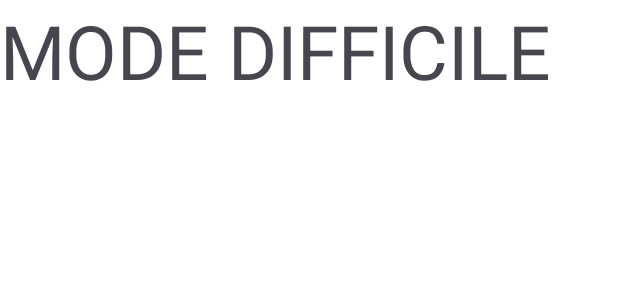
After one commit to ta2ine/Simon, an Android app: the layout fragment_hard_mode.xml on its own in the app's theme, with its tools: preview values and no code run, on a phone screen of 412 x 824 dp. The commit adds this screen. Shown: the top 300 px of the screen. Run offline under Robolectric (Android 15) with nearby library versions, the phone set to English and light mode, and no system bars.

Commit message:
3 page crée

```diff
--- a/app/src/main/java/com/example/simon/fragments/HomeFragment.kt
+++ b/app/src/main/java/com/example/simon/fragments/HomeFragment.kt
@@ -13,7 +13,7 @@ import com.example.simon.databinding.FragmentHomeBinding
 class HomeFragment : Fragment() {
 
     private lateinit var binding: FragmentHomeBinding // Data binding
-//test
+
     override fun onCreateView(
         inflater: LayoutInflater,
         container: ViewGroup?,
@@ -40,7 +40,7 @@ class HomeFragment : Fragment() {
 
         button.setOnClickListener {
             // Au clic, appeler le navController et déclencher l'action
-            findNavController().navigate(R.id.action_homeFragment2_to_easyMode)
+            findNavController().navigate(R.id.action_homeFragment2_to_hardModeFragment)
         }
     }
 }
--- /dev/null
+++ b/app/src/main/res/layout/fragment_hard_mode.xml
@@ -0,0 +1,17 @@
+<?xml version="1.0" encoding="utf-8"?>
+<layout>
+<FrameLayout xmlns:android="http://schemas.android.com/apk/res/android"
+    xmlns:tools="http://schemas.android.com/tools"
+    android:layout_width="match_parent"
+    android:layout_height="match_parent"
+    tools:context=".fragments.HardModeFragment">
+
+    <!-- TODO: Update blank fragment layout -->
+    <TextView
+        android:layout_width="match_parent"
+        android:layout_height="match_parent"
+        android:text="MODE DIFFICILE"
+        android:textSize="50sp" />
+
+</FrameLayout>
+</layout>
```
Also changed, not shown: app/src/main/java/com/example/simon/fragments/HardModeFragment.kt (added, +27 -0 lines), app/src/main/java/com/example/simon/fragments/MediumModeFragment.kt (added, +27 -0 lines), app/src/main/res/layout/fragment_medium_mode.xml (added, +17 -0 lines), app/src/main/res/navigation/nav_graph.xml (+12 -2 lines).
